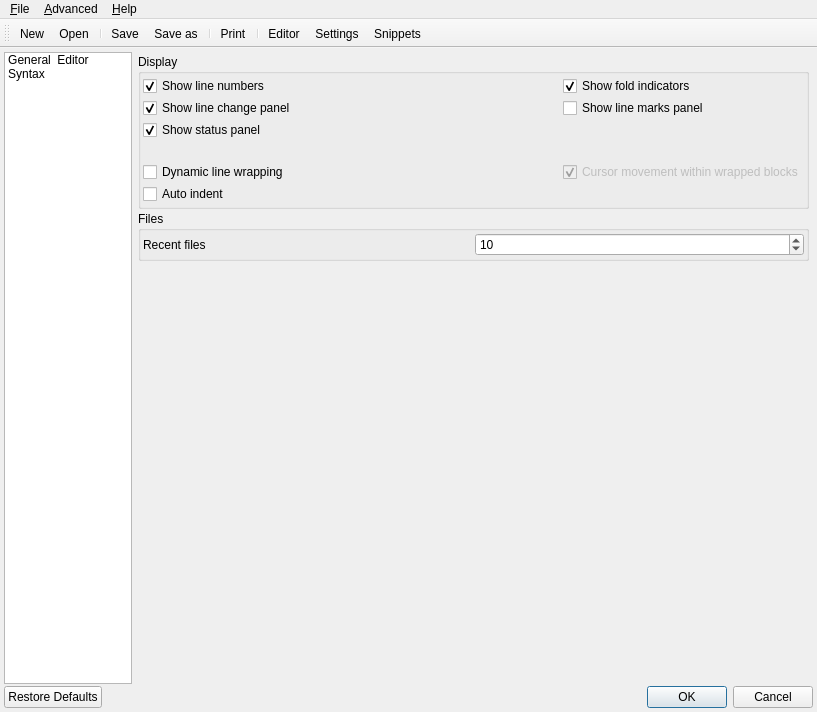
First picture: the form in example/window.ui, repository jacob3141/qcodeedit-example, before the edit.
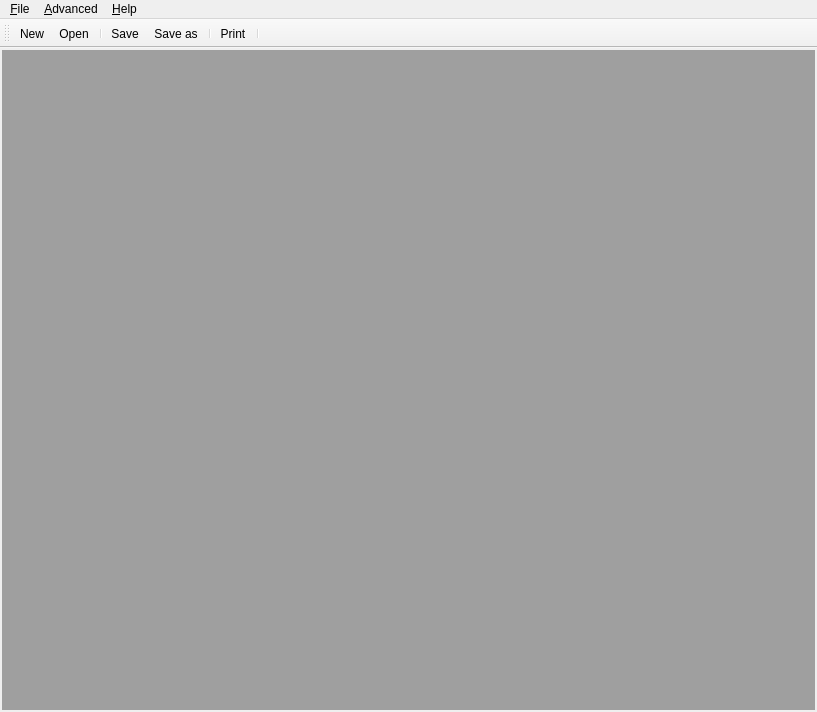
Second picture: the form after the edit. The open tabs and pages were chosen to show the change. Icons and pictures are not drawn. Custom widgets are drawn as their Qt base class.

Commit message: Add MDI interface and refactoring

Patch:
```diff
--- a/example/window.ui
+++ b/example/window.ui
@@ -14,501 +14,21 @@
    <string>QCodeEdit</string>
   </property>
   <widget class="QWidget" name="centralwidget">
-   <layout class="QHBoxLayout" name="horizontalLayout">
+   <layout class="QVBoxLayout" name="verticalLayout">
     <item>
-     <widget class="QStackedWidget" name="m_stack">
-      <property name="currentIndex">
-       <number>0</number>
+     <widget class="QMdiArea" name="mdiArea">
+      <property name="viewMode">
+       <enum>QMdiArea::TabbedView</enum>
       </property>
-      <widget class="QWidget" name="m_welcomePage">
-       <layout class="QVBoxLayout" name="verticalLayout_2">
-        <item>
-         <widget class="QLabel" name="m_logo">
-          <property name="text">
-           <string/>
-          </property>
-         </widget>
-        </item>
-        <item>
-         <widget class="QLabel" name="label">
-          <property name="text">
-           <string>&lt;!DOCTYPE HTML PUBLIC &quot;-//W3C//DTD HTML 4.0//EN&quot; &quot;http://www.w3.org/TR/REC-html40/strict.dtd&quot;&gt;
-
-
-
-&lt;html&gt;&lt;head&gt;&lt;meta name=&quot;qrichtext&quot; content=&quot;1&quot; /&gt;&lt;style type=&quot;text/css&quot;&gt;
-
-
-
-p, li { white-space: pre-wrap; }
-
-
-
-&lt;/style&gt;&lt;/head&gt;&lt;body style=&quot; font-family:'Sans Serif'; font-size:10pt; font-weight:400; font-style:normal;&quot;&gt;
-
-
-
-&lt;p style=&quot;-qt-paragraph-type:empty; margin-top:0px; margin-bottom:0px; margin-left:0px; margin-right:0px; -qt-block-indent:0; text-indent:0px;&quot;&gt;&lt;/p&gt;
-
-
-
-&lt;p align=&quot;center&quot; style=&quot; margin-top:0px; margin-bottom:0px; margin-left:0px; margin-right:0px; -qt-block-indent:0; text-indent:0px;&quot;&gt;Welcome to &lt;span style=&quot; font-weight:600;&quot;&gt;QCodeEdit 2&lt;/span&gt; demo application.&lt;/p&gt;
-
-
-
-&lt;p style=&quot;-qt-paragraph-type:empty; margin-top:0px; margin-bottom:0px; margin-left:0px; margin-right:0px; -qt-block-indent:0; text-indent:0px;&quot;&gt;&lt;/p&gt;
-
-
-
-&lt;p style=&quot; margin-top:0px; margin-bottom:0px; margin-left:0px; margin-right:0px; -qt-block-indent:0; text-indent:0px;&quot;&gt;It is a lightweight but fully functional source code editor which support a wide range of languages and make it easy to add support for other languages through XML-based syntax files.&lt;/p&gt;
-
-
-
-&lt;p style=&quot;-qt-paragraph-type:empty; margin-top:0px; margin-bottom:0px; margin-left:0px; margin-right:0px; -qt-block-indent:0; text-indent:0px;&quot;&gt;&lt;/p&gt;
-
-
-
-&lt;p style=&quot; margin-top:0px; margin-bottom:0px; margin-left:0px; margin-right:0px; -qt-block-indent:0; text-indent:0px;&quot;&gt;Hoping you'll like it.&lt;/p&gt;
-
-
-
-&lt;p style=&quot;-qt-paragraph-type:empty; margin-top:0px; margin-bottom:0px; margin-left:0px; margin-right:0px; -qt-block-indent:0; text-indent:0px;&quot;&gt;&lt;/p&gt;&lt;/body&gt;&lt;/html&gt;</string>
-          </property>
-          <property name="alignment">
-           <set>Qt::AlignLeading|Qt::AlignLeft|Qt::AlignVCenter</set>
-          </property>
-          <property name="wordWrap">
-           <bool>true</bool>
-          </property>
-          <property name="indent">
-           <number>-1</number>
-          </property>
-         </widget>
-        </item>
-        <item>
-         <widget class="QCommandLinkButton" name="clbEdit">
-          <property name="text">
-           <string>Ok let's roll!</string>
-          </property>
-         </widget>
-        </item>
-        <item>
-         <widget class="QStackedWidget" name="welcomeStack">
-          <property name="currentIndex">
-           <number>0</number>
-          </property>
-          <widget class="QWidget" name="page">
-           <layout class="QVBoxLayout" name="verticalLayout_4">
-            <item>
-             <widget class="QCommandLinkButton" name="clbMore">
-              <property name="text">
-               <string>Learn more</string>
-              </property>
-             </widget>
-            </item>
-            <item>
-             <spacer name="verticalSpacer_3">
-              <property name="orientation">
-               <enum>Qt::Vertical</enum>
-              </property>
-              <property name="sizeHint" stdset="0">
-               <size>
-                <width>38</width>
-                <height>339</height>
-               </size>
-              </property>
-             </spacer>
-            </item>
-           </layout>
-          </widget>
-          <widget class="QWidget" name="page_2">
-           <layout class="QVBoxLayout" name="verticalLayout_3">
-            <item>
-             <widget class="QCommandLinkButton" name="clbLess">
-              <property name="text">
-               <string>Less</string>
-              </property>
-             </widget>
-            </item>
-            <item>
-             <widget class="QLabel" name="label_3">
-              <property name="text">
-               <string>&lt;p style=&quot; margin-top:0px; margin-bottom:0px; margin-left:0px; margin-right:0px; -qt-block-indent:0; text-indent:0px;&quot;&gt;QCodeEdit is a library based on Nokia's (formerly Trolltech's) Qt 4 toolkit. It is available for free under GNU General Public License version 3. It is also possible to buy licenses compatible with proprietary software (e.g BSD).&lt;/p&gt;
-
-
-
-&lt;p style=&quot;-qt-paragraph-type:empty; margin-top:0px; margin-bottom:0px; margin-left:0px; margin-right:0px; -qt-block-indent:0; text-indent:0px;&quot;&gt;&lt;/p&gt;
-
-
-
-&lt;p style=&quot; margin-top:0px; margin-bottom:0px; margin-left:0px; margin-right:0px; -qt-block-indent:0; text-indent:0px;&quot;&gt;Thanks to all the testers and particularly to those who contributed patches or made suggestion. The most helpful ones so far, in no particular order : &lt;b&gt;Benito van der Zander&lt;/b&gt; (TexMakerX : LaTex editor), &lt;b&gt;Ulrich van den Hekke&lt;/b&gt; (Xinx : XSL/JavScript editor), &lt;b&gt;Boris Barbulovski&lt;/b&gt; (ColdFusion editor), &lt;b&gt;Phil Martinot&lt;/b&gt; (Lua editor?), &lt;b&gt;Jeremy Sonander&lt;/b&gt; (proprietary VHDL editor), &lt;b&gt;Jerome Vizcaino&lt;/b&gt; (assembly editor)&lt;/p&gt;
-
-
-
-&lt;p style=&quot;-qt-paragraph-type:empty; margin-top:0px; margin-bottom:0px; margin-left:0px; margin-right:0px; -qt-block-indent:0; text-indent:0px;&quot;&gt;&lt;/p&gt;
-
-
-
-&lt;p style=&quot; margin-top:0px; margin-bottom:0px; margin-left:0px; margin-right:0px; -qt-block-indent:0; text-indent:0px;&quot;&gt;Funders also deserve big thanks because QCodeEdit wouldn't have gone that far without them (money can buy time sometimes) :&lt;/p&gt;&lt;ul&gt;&lt;li&gt;Saros Inc &lt;/li&gt;&lt;li&gt;Movimento&lt;/li&gt;&lt;li&gt;Averant (through Saros)&lt;/li&gt;&lt;/ul&gt;
-
-
-
-</string>
-              </property>
-              <property name="wordWrap">
-               <bool>true</bool>
-              </property>
-             </widget>
-            </item>
-            <item>
-             <spacer name="verticalSpacer_2">
-              <property name="orientation">
-               <enum>Qt::Vertical</enum>
-              </property>
-              <property name="sizeHint" stdset="0">
-               <size>
-                <width>20</width>
-                <height>40</height>
-               </size>
-              </property>
-             </spacer>
-            </item>
-           </layout>
-          </widget>
-         </widget>
-        </item>
-        <item>
-         <widget class="QLabel" name="label_2">
-          <property name="text">
-           <string>
-
-
-
-&lt;p align=&quot;center&quot; style=&quot; margin-top:0px; margin-bottom:0px; margin-left:0px; margin-right:0px; -qt-block-indent:0; text-indent:0px;&quot;&gt;QCodeEdit is Copyright © 2007-2009 Luc BRUANT aka fullmetalcoder&lt;/p&gt;</string>
-          </property>
-         </widget>
-        </item>
-        <item>
-         <spacer name="verticalSpacer">
-          <property name="orientation">
-           <enum>Qt::Vertical</enum>
-          </property>
-          <property name="sizeType">
-           <enum>QSizePolicy::Maximum</enum>
-          </property>
-          <property name="sizeHint" stdset="0">
-           <size>
-            <width>20</width>
-            <height>40</height>
-           </size>
-          </property>
-         </spacer>
-        </item>
-       </layout>
-      </widget>
-      <widget class="QWidget" name="m_settingsPage">
-       <layout class="QGridLayout" name="gridLayout">
-        <item row="0" column="0">
-         <widget class="QListWidget" name="lwSettings">
-          <property name="sizePolicy">
-           <sizepolicy hsizetype="Maximum" vsizetype="Expanding">
-            <horstretch>0</horstretch>
-            <verstretch>0</verstretch>
-           </sizepolicy>
-          </property>
-          <property name="minimumSize">
-           <size>
-            <width>128</width>
-            <height>0</height>
-           </size>
-          </property>
-          <property name="maximumSize">
-           <size>
-            <width>128</width>
-            <height>16777215</height>
-           </size>
-          </property>
-          <property name="horizontalScrollBarPolicy">
-           <enum>Qt::ScrollBarAlwaysOff</enum>
-          </property>
-          <property name="autoScrollMargin">
-           <number>0</number>
-          </property>
-          <property name="showDropIndicator" stdset="0">
-           <bool>false</bool>
-          </property>
-          <property name="alternatingRowColors">
-           <bool>false</bool>
-          </property>
-          <property name="iconSize">
-           <size>
-            <width>96</width>
-            <height>96</height>
-           </size>
-          </property>
-          <property name="textElideMode">
-           <enum>Qt::ElideNone</enum>
-          </property>
-          <property name="movement">
-           <enum>QListView::Static</enum>
-          </property>
-          <property name="flow">
-           <enum>QListView::LeftToRight</enum>
-          </property>
-          <property name="isWrapping" stdset="0">
-           <bool>true</bool>
-          </property>
-          <property name="resizeMode">
-           <enum>QListView::Adjust</enum>
-          </property>
-          <property name="spacing">
-           <number>10</number>
-          </property>
-          <property name="viewMode">
-           <enum>QListView::IconMode</enum>
-          </property>
-          <property name="uniformItemSizes">
-           <bool>false</bool>
-          </property>
-          <property name="wordWrap">
-           <bool>true</bool>
-          </property>
-          <property name="selectionRectVisible">
-           <bool>true</bool>
-          </property>
-          <item>
-           <property name="text">
-            <string>General</string>
-           </property>
-           <property name="icon">
-            <iconset resource="example.qrc">
-             <normaloff>:/settings.png</normaloff>:/settings.png</iconset>
-           </property>
-          </item>
-          <item>
-           <property name="text">
-            <string>Editor</string>
-           </property>
-           <property name="icon">
-            <iconset resource="example.qrc">
-             <normaloff>:/editor.png</normaloff>:/editor.png</iconset>
-           </property>
-          </item>
-          <item>
-           <property name="text">
-            <string>Syntax</string>
-           </property>
-           <property name="icon">
-            <iconset resource="example.qrc">
-             <normaloff>:/formats.png</normaloff>:/formats.png</iconset>
-           </property>
-          </item>
-          <item>
-           <property name="text">
-            <string/>
-           </property>
-          </item>
-         </widget>
-        </item>
-        <item row="0" column="2">
-         <widget class="QStackedWidget" name="settingsStack">
-          <property name="sizePolicy">
-           <sizepolicy hsizetype="MinimumExpanding" vsizetype="Preferred">
-            <horstretch>0</horstretch>
-            <verstretch>0</verstretch>
-           </sizepolicy>
-          </property>
-          <widget class="QWidget" name="page_4">
-           <layout class="QVBoxLayout" name="verticalLayout">
-            <item>
-             <widget class="QGroupBox" name="groupBox">
-              <property name="sizePolicy">
-               <sizepolicy hsizetype="MinimumExpanding" vsizetype="Preferred">
-                <horstretch>0</horstretch>
-                <verstretch>0</verstretch>
-               </sizepolicy>
-              </property>
-              <property name="title">
-               <string>Display</string>
-              </property>
-              <layout class="QGridLayout" name="gridLayout_2">
-               <item row="2" column="0">
-                <widget class="QCheckBox" name="chkLineNumbers">
-                 <property name="text">
-                  <string>Show line numbers</string>
-                 </property>
-                 <property name="checked">
-                  <bool>true</bool>
-                 </property>
-                </widget>
-               </item>
-               <item row="2" column="1">
-                <widget class="QCheckBox" name="chkFoldPanel">
-                 <property name="text">
-                  <string>Show fold indicators</string>
-                 </property>
-                 <property name="checked">
-                  <bool>true</bool>
-                 </property>
-                </widget>
-               </item>
-               <item row="3" column="0">
-                <widget class="QCheckBox" name="chkLineChange">
-                 <property name="text">
-                  <string>Show line change panel</string>
-                 </property>
-                 <property name="checked">
-                  <bool>true</bool>
-                 </property>
-                </widget>
-               </item>
-               <item row="3" column="1">
-                <widget class="QCheckBox" name="chkLineMarks">
-                 <property name="text">
-                  <string>Show line marks panel</string>
-                 </property>
-                </widget>
-               </item>
-               <item row="4" column="0">
-                <widget class="QCheckBox" name="chkStatusPanel">
-                 <property name="text">
-                  <string>Show status panel</string>
-                 </property>
-                 <property name="checked">
-                  <bool>true</bool>
-                 </property>
-                </widget>
-               </item>
-               <item row="5" column="0" colspan="2">
-                <spacer name="verticalSpacer_5">
-                 <property name="orientation">
-                  <enum>Qt::Vertical</enum>
-                 </property>
-                 <property name="sizeType">
-                  <enum>QSizePolicy::Fixed</enum>
-                 </property>
-                 <property name="sizeHint" stdset="0">
-                  <size>
-                   <width>20</width>
-                   <height>20</height>
-                  </size>
-                 </property>
-                </spacer>
-               </item>
-               <item row="6" column="0">
-                <widget class="QCheckBox" name="chkWrap">
-                 <property name="sizePolicy">
-                  <sizepolicy hsizetype="MinimumExpanding" vsizetype="Fixed">
-                   <horstretch>0</horstretch>
-                   <verstretch>0</verstretch>
-                  </sizepolicy>
-                 </property>
-                 <property name="text">
-                  <string>Dynamic line wrapping</string>
-                 </property>
-                </widget>
-               </item>
-               <item row="6" column="1">
-                <widget class="QCheckBox" name="chkMoveInWrap">
-                 <property name="enabled">
-                  <bool>false</bool>
-                 </property>
-                 <property name="text">
-                  <string>Cursor movement within wrapped blocks</string>
-                 </property>
-                 <property name="checked">
-                  <bool>true</bool>
-                 </property>
-                </widget>
-               </item>
-               <item row="7" column="0">
-                <widget class="QCheckBox" name="chkIndent">
-                 <property name="text">
-                  <string>Auto indent</string>
-                 </property>
-                </widget>
-               </item>
-              </layout>
-             </widget>
-            </item>
-            <item>
-             <widget class="QGroupBox" name="groupBox_2">
-              <property name="title">
-               <string>Files</string>
-              </property>
-              <layout class="QGridLayout" name="gridLayout_3">
-               <item row="0" column="0">
-                <widget class="QLabel" name="label_4">
-                 <property name="text">
-                  <string>Recent files</string>
-                 </property>
-                </widget>
-               </item>
-               <item row="0" column="1">
-                <widget class="QSpinBox" name="spnRecent">
-                 <property name="maximum">
-                  <number>25</number>
-                 </property>
-                 <property name="value">
-                  <number>10</number>
-                 </property>
-                </widget>
-               </item>
-              </layout>
-             </widget>
-            </item>
-            <item>
-             <spacer name="verticalSpacer_4">
-              <property name="orientation">
-               <enum>Qt::Vertical</enum>
-              </property>
-              <property name="sizeType">
-               <enum>QSizePolicy::Expanding</enum>
-              </property>
-              <property name="sizeHint" stdset="0">
-               <size>
-                <width>20</width>
-                <height>377</height>
-               </size>
-              </property>
-             </spacer>
-            </item>
-           </layout>
-          </widget>
-         </widget>
-        </item>
-        <item row="0" column="3">
-         <spacer name="horizontalSpacer">
-          <property name="orientation">
-           <enum>Qt::Horizontal</enum>
-          </property>
-          <property name="sizeType">
-           <enum>QSizePolicy::Preferred</enum>
-          </property>
-          <property name="sizeHint" stdset="0">
-           <size>
-            <width>0</width>
-            <height>528</height>
-           </size>
-          </property>
-         </spacer>
-        </item>
-        <item row="1" column="0" colspan="4">
-         <widget class="QDialogButtonBox" name="bbSettings">
-          <property name="standardButtons">
-           <set>QDialogButtonBox::Cancel|QDialogButtonBox::Ok|QDialogButtonBox::RestoreDefaults</set>
-          </property>
-         </widget>
-        </item>
-       </layout>
-      </widget>
-      <widget class="QWidget" name="m_snippetsPage">
-       <layout class="QVBoxLayout" name="verticalLayout_5">
-        <item>
-         <widget class="QSnippetEdit" name="m_snippetEdit" native="true"/>
-        </item>
-       </layout>
-      </widget>
+      <property name="documentMode">
+       <bool>true</bool>
+      </property>
+      <property name="tabsClosable">
+       <bool>true</bool>
+      </property>
+      <property name="tabsMovable">
+       <bool>true</bool>
+      </property>
      </widget>
     </item>
    </layout>
@@ -586,9 +106,6 @@
    <addaction name="separator"/>
    <addaction name="action_Print"/>
    <addaction name="separator"/>
-   <addaction name="action_Editor"/>
-   <addaction name="action_Settings"/>
-   <addaction name="action_Snippets"/>
   </widget>
   <action name="action_Open">
    <property name="icon">
@@ -624,18 +141,6 @@
     <string>About &amp;Qt</string>
    </property>
   </action>
-  <action name="action_Settings">
-   <property name="icon">
-    <iconset resource="example.qrc">
-     <normaloff>:/settings.png</normaloff>:/settings.png</iconset>
-   </property>
-   <property name="text">
-    <string>&amp;Settings</string>
-   </property>
-   <property name="shortcut">
-    <string>Ctrl+Shift+S</string>
-   </property>
-  </action>
   <action name="action_Reload_syntax_files">
    <property name="text">
     <string>&amp;Reload syntax files</string>
@@ -694,42 +199,8 @@
     <string>Ctrl+N</string>
    </property>
   </action>
-  <action name="action_Snippets">
-   <property name="text">
-    <string>Snippets</string>
-   </property>
-  </action>
-  <action name="action_Editor">
-   <property name="text">
-    <string>Editor</string>
-   </property>
-  </action>
  </widget>
  <layoutdefault spacing="2" margin="2"/>
- <customwidgets>
-  <customwidget>
-   <class>QSnippetEdit</class>
-   <extends>QWidget</extends>
-   <header>qsnippetedit.h</header>
-   <container>1</container>
-  </customwidget>
- </customwidgets>
- <tabstops>
-  <tabstop>clbEdit</tabstop>
-  <tabstop>clbMore</tabstop>
-  <tabstop>lwSettings</tabstop>
-  <tabstop>chkLineNumbers</tabstop>
-  <tabstop>chkFoldPanel</tabstop>
-  <tabstop>chkLineChange</tabstop>
-  <tabstop>chkLineMarks</tabstop>
-  <tabstop>chkStatusPanel</tabstop>
-  <tabstop>chkWrap</tabstop>
-  <tabstop>chkMoveInWrap</tabstop>
-  <tabstop>chkIndent</tabstop>
-  <tabstop>spnRecent</tabstop>
-  <tabstop>bbSettings</tabstop>
-  <tabstop>clbLess</tabstop>
- </tabstops>
  <resources>
   <include location="example.qrc"/>
  </resources>
```
Left out of the diff: 38 changed lines with no effect on the pictures. The commit also changes 6 other files.
